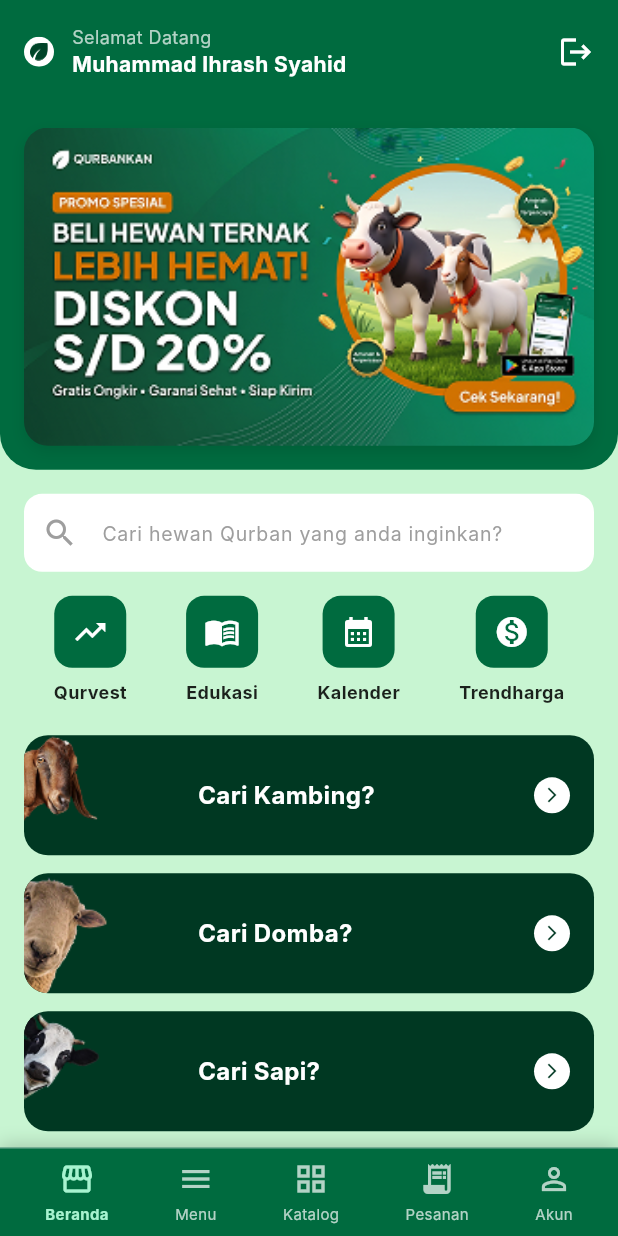
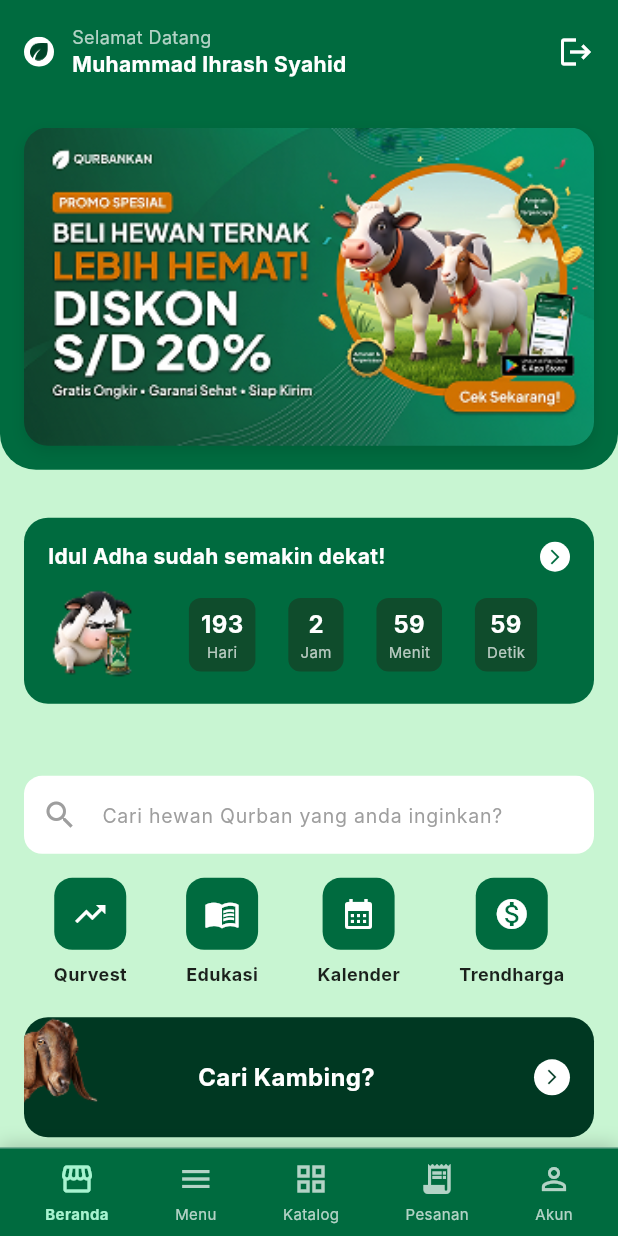
Before and after one commit to Dhiyaulhaq-fakhri/frontend-capston-mobile, a Flutter app: the screen it shows after launch, on a phone screen of 412 x 824 dp. Run offline on Flutter 3.47's test engine with Material 3 defaults, Android fonts, the phone set to English and light mode, and no system bars; Roboto replaces fonts that are missing (Inter).

```diff
--- a/lib/home_page.dart
+++ b/lib/home_page.dart
@@ -105,9 +105,15 @@ class HomePage extends StatelessWidget {
                         ),
                       ),
                     ),
-                  ], // <-- PENUTUP COLUMN HEADER (Ini yang tadi hilang)
-                ), // <-- PENUTUP CONTAINER HEADER (Ini juga)
-              ), // <-- PENUTUP CHILDREN UTAMA (Column layar)
+                  ],
+                ),
+              ),
+
+              const SizedBox(height: 16),
+
+              _buildCountdownCard(),
+
+              const SizedBox(height: 16),
 
               // --- SEARCH BAR ---
               Padding(
@@ -224,4 +230,92 @@ class HomePage extends StatelessWidget {
       ),
     );
   }
+
+    // --- WIDGET COUNTDOWN IDUL ADHA ---
+  Widget _buildCountdownCard() {
+    return Container(
+      margin: const EdgeInsets.symmetric(horizontal: 16, vertical: 16),
+      padding: const EdgeInsets.all(16),
+      decoration: BoxDecoration(
+        color: primaryGreen, // Hijau gelap sesuai desain
+        borderRadius: BorderRadius.circular(16),
+      ),
+      child: Column(
+        children: [
+          // Baris 1: Teks & Tombol Panah
+          Row(
+            mainAxisAlignment: MainAxisAlignment.spaceBetween,
+            children: [
+              const Text(
+                "Idul Adha sudah semakin dekat!",
+                style: TextStyle(color: Colors.white, fontSize: 14, fontWeight: FontWeight.bold),
+              ),
+              // Tombol Panah
+              Container(
+                padding: const EdgeInsets.all(4),
+                decoration: const BoxDecoration(
+                  color: Colors.white,
+                  shape: BoxShape.circle,
+                ),
+                child: Icon(Icons.arrow_forward_ios, color: primaryGreen, size: 12),
+              )
+            ],
+          ),
+          const SizedBox(height: 12),
+
+          // Baris 2: Gambar Sapi & Kotak Angka
+          Row(
+            children: [
+              // Gambar Sapi (Kiri)
+              // Pastikan gambar sapi kamu transparan (PNG)
+              Image.asset(
+                'resources/coutdown 1.png', // <-- Sesuaikan path gambar kamu
+                width: 60,
+                height: 60,
+                fit: BoxFit.contain,
+              ),
+              const SizedBox(width: 12),
+
+              // Kotak Angka (Kanan)
+              Expanded(
+                child: Row(
+                  mainAxisAlignment: MainAxisAlignment.spaceEvenly,
+                  children: [
+                    _buildTimeBox("193", "Hari"),
+                    _buildTimeBox("2", "Jam"),
+                    _buildTimeBox("59", "Menit"),
+                    _buildTimeBox("59", "Detik"),
+                  ],
+                ),
+              ),
+            ],
+          ),
+        ],
+      ),
+    );
+  }
+
+  // Helper untuk Kotak Angka
+  Widget _buildTimeBox(String value, String label) {
+    return Container(
+      padding: const EdgeInsets.symmetric(horizontal: 8, vertical: 6),
+      decoration: BoxDecoration(
+        color: const Color(0xFF0F4C2C), // Hijau lebih gelap untuk kontras
+        borderRadius: BorderRadius.circular(8),
+      ),
+      child: Column(
+        children: [
+          Text(
+            value,
+            style: const TextStyle(color: Colors.white, fontWeight: FontWeight.bold, fontSize: 16),
+          ),
+          Text(
+            label,
+            style: const TextStyle(color: Colors.white70, fontSize: 10),
+          ),
+        ],
+      ),
+    );
+  }
+
 }
--- a/pubspec.yaml
+++ b/pubspec.yaml
@@ -71,6 +71,7 @@ flutter:
     - resources/sapi 1.png
     - resources/kerbau 1.png
     - resources/Iklan 4.png
+    - resources/coutdown 1.png
 
   # An image asset can refer to one or more resolution-specific "variants", see
   # https://flutter.dev/to/resolution-aware-images
```
Also changed, not shown: resources/coutdown 1.png (added).
